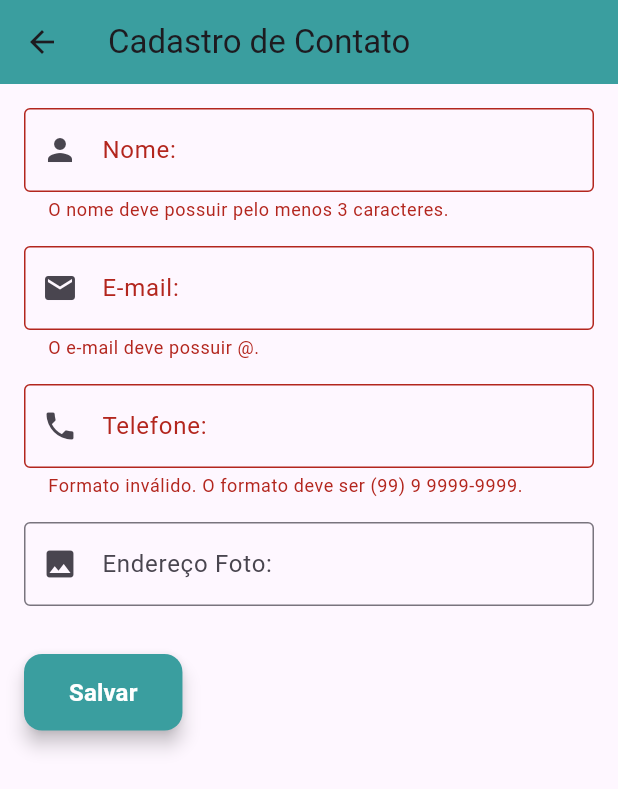
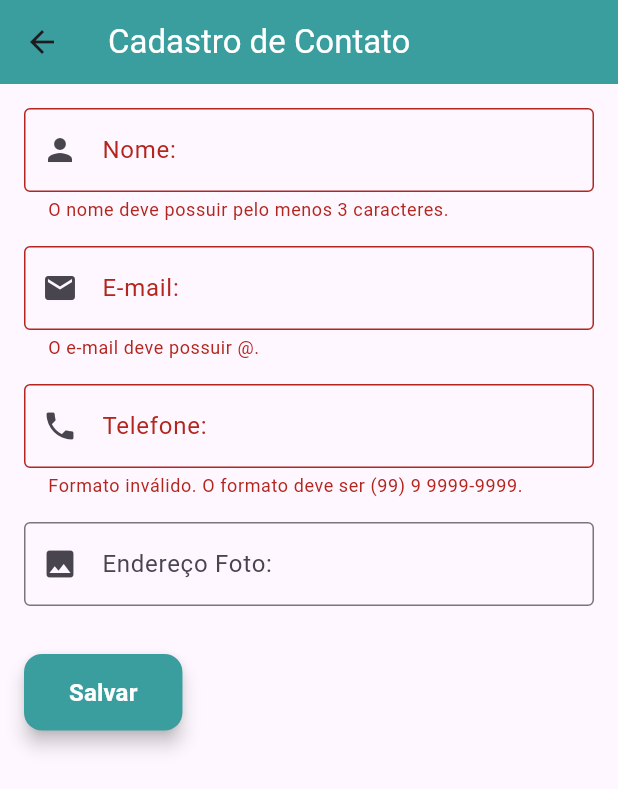
Before and after one commit to GenisonLeal/app_facul, a Flutter app: the ContactForm screen opened by its route, after a tap on "Salvar", on a phone screen of 412 x 824 dp. Shown: the top 789 px of the screen. Run offline on Flutter 3.47's test engine with Material 3 defaults, Android fonts, the phone set to English and light mode, and no system bars; our stand-ins replace flutter_mobx, get_it, mask_text_input_formatter, mobx, sqflite; accounts and stored records are empty; generated files the repository leaves out were written again; network calls fail.

Commit message:
Aditional features

```diff
--- a/lib/views/contact_form.dart
+++ b/lib/views/contact_form.dart
@@ -120,7 +120,10 @@ class ContactForm extends StatelessWidget {
     var back = ContactFormBack(context);
     return Scaffold(
       appBar: AppBar(
-        title: const Text('Cadastro de Contato'),
+        title: const Text(
+          'Cadastro de Contato',
+          style: TextStyle(color: Colors.white),
+        ),
         backgroundColor: const Color(0xFF3A9E9F),
       ),
       body: Padding(
--- a/lib/views/contact_form_back.dart
+++ b/lib/views/contact_form_back.dart
@@ -36,7 +36,7 @@ abstract class _ContactFormBack with Store{
     try{
       _service.validateName(name!);  // Chama o serviço para validar o nome
       _nameIsValid = true;
-      return null;  // Se o nome for válido, retorna null (sem erro)
+      return null;
     }catch(e){
       _nameIsValid = false;
       return e.toString();  // Retorna a mensagem de erro se ocorrer uma exceção
```
Also changed, not shown: lib/views/contact_list.dart (+5 -2 lines).
